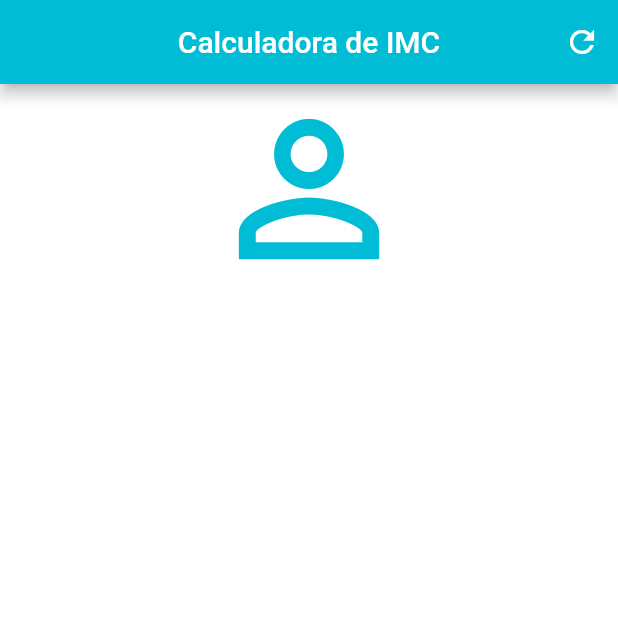
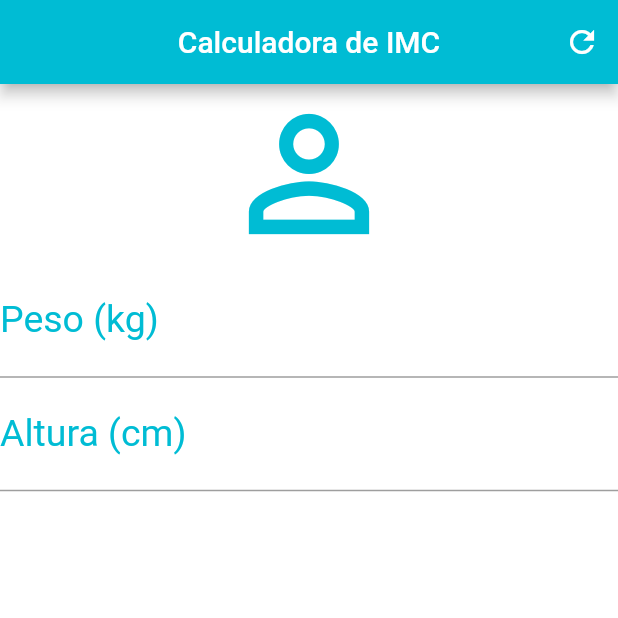
Before and after one commit to gabsabreu/calculadora_imc, a Flutter app: the screen it shows after launch, on a phone screen of 412 x 824 dp, the top half of it. Run offline on Flutter 3.47's test engine with Material 2 defaults, Android fonts, the phone set to English and light mode, and no system bars.

Commit message:
add text field

```diff
--- a/lib/main.dart
+++ b/lib/main.dart
@@ -30,7 +30,23 @@ class _HomeState extends State<Home> {
       body: Column(
         crossAxisAlignment: CrossAxisAlignment.stretch,
         children: [
-          Icon(Icons.person_outline_sharp, size: 140.0, color: Colors.cyan)
+          Icon(Icons.person_outline_sharp, size: 120.0, color: Colors.cyan),
+          TextField(
+            keyboardType: TextInputType.number,
+            decoration: InputDecoration(
+                labelText: "Peso (kg)",
+                labelStyle: TextStyle(color: Colors.cyan)),
+            textAlign: TextAlign.center,
+            style: TextStyle(color: Colors.cyan, fontSize: 25.0),
+          ),
+          TextField(
+            keyboardType: TextInputType.number,
+            decoration: InputDecoration(
+                labelText: "Altura (cm)",
+                labelStyle: TextStyle(color: Colors.cyan)),
+            textAlign: TextAlign.center,
+            style: TextStyle(color: Colors.cyan, fontSize: 25.0),
+          ),
         ],
       ),
     );
```
